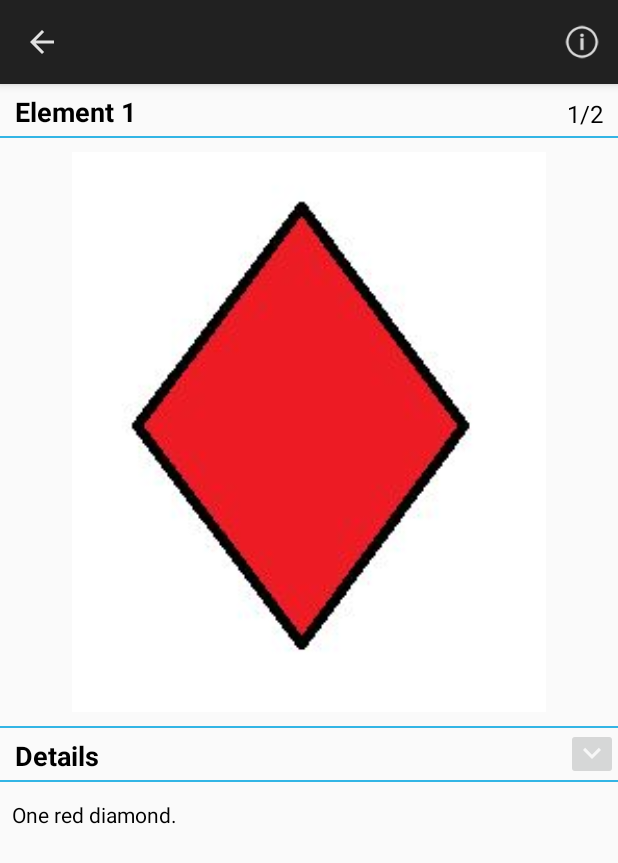
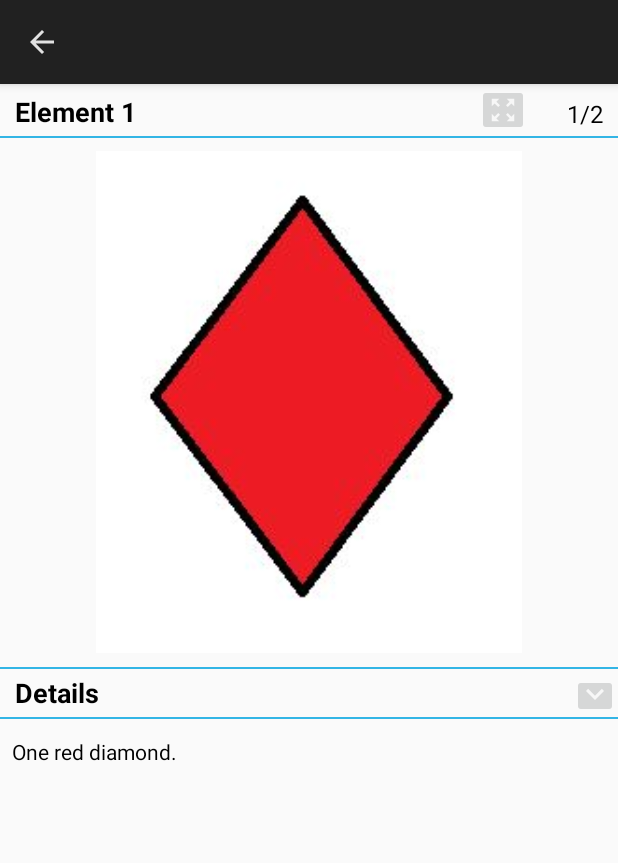
Before and after one commit to avlweb/collectionviewer, an Android app: the DisplayItem screen opened directly, with no data from a screen before it, on a phone screen of 412 x 824 dp. Shown: the top 863 px of the screen. Run offline under Robolectric (Android 15) with nearby library versions, the light colour scheme and no system bars.

Commit message:
Add image zoom in display item view

```diff
--- a/app/src/main/java/com/avlweb/encycloviewer/ui/DisplayItem.java
+++ b/app/src/main/java/com/avlweb/encycloviewer/ui/DisplayItem.java
@@ -10,11 +10,12 @@ import android.graphics.Bitmap;
 import android.graphics.BitmapFactory;
 import android.os.Bundle;
 import android.view.GestureDetector;
-import android.view.Menu;
 import android.view.MenuItem;
 import android.view.MotionEvent;
 import android.view.View;
+import android.widget.ImageButton;
 import android.widget.ImageView;
+import android.widget.ScrollView;
 import android.widget.TextView;
 
 import com.avlweb.encycloviewer.R;
@@ -22,18 +23,20 @@ import com.avlweb.encycloviewer.model.DbItem;
 
 import java.io.File;
 
+import androidx.constraintlayout.widget.ConstraintLayout;
 import androidx.core.app.NavUtils;
 
 public class DisplayItem extends Activity implements View.OnClickListener {
 
-    private static final int SWIPE_MIN_DISTANCE = 120;
+    private static final int SWIPE_MIN_DISTANCE = 100;
     private static final int SWIPE_MAX_OFF_PATH = 250;
     private static final int SWIPE_THRESHOLD_VELOCITY = 200;
     private GestureDetector gestureDetector;
     private View.OnTouchListener gestureListener;
-
     private int position;
+    private boolean detailsOpen = false;
     private DbItem currentElement = null;
+    private boolean imageZoomed;
 
     @Override
     public void onCreate(Bundle savedInstanceState) {
@@ -65,19 +68,60 @@ public class DisplayItem extends Activity implements View.OnClickListener {
             }
         };
 
+        ImageView imageView = findViewById(R.id.imageView1);
+        imageView.setOnTouchListener(gestureListener);
+
         displayElement();
+    }
+
+    public void ZoomImage(View v) {
+        ConstraintLayout mConstrainLayout = findViewById(R.id.myclayout);
+        ConstraintLayout.LayoutParams lp = (ConstraintLayout.LayoutParams) mConstrainLayout.getLayoutParams();
+        if (!imageZoomed) {
+            lp.matchConstraintPercentHeight = (float) 0.90;
+            View tmpView = findViewById(R.id.view2);
+            tmpView.setVisibility(View.GONE);
+            tmpView = findViewById(R.id.view3);
+            tmpView.setVisibility(View.GONE);
+            TextView textView = findViewById(R.id.textViewDetails);
+            textView.setVisibility(View.GONE);
+            textView = findViewById(R.id.textViewDetails2);
+            textView.setVisibility(View.GONE);
+            ScrollView scrollView = findViewById(R.id.scrollview);
+            scrollView.setVisibility(View.GONE);
+            ImageButton button = findViewById(R.id.buttonPrevious);
+            button.setVisibility(View.GONE);
+            button = findViewById(R.id.buttonBottom);
+            button.setVisibility(View.GONE);
+            imageZoomed = true;
+        } else {
+            lp.matchConstraintPercentHeight = (float) 0.45;
+            View tmpView = findViewById(R.id.view2);
+            tmpView.setVisibility(View.VISIBLE);
+            tmpView = findViewById(R.id.view3);
+            tmpView.setVisibility(View.VISIBLE);
+            TextView textView = findViewById(R.id.textViewDetails);
+            textView.setVisibility(View.VISIBLE);
+            textView = findViewById(R.id.textViewDetails2);
+            textView.setVisibility(View.VISIBLE);
+            ScrollView scrollView = findViewById(R.id.scrollview);
+            scrollView.setVisibility(View.VISIBLE);
+            detailsOpen = true;
+            OpenDetails(null);
+            imageZoomed = false;
+        }
+        mConstrainLayout.setLayoutParams(lp);
     }
 
     private class MyGestureDetector extends GestureDetector.SimpleOnGestureListener {
         @Override
         public boolean onFling(MotionEvent e1, MotionEvent e2, float velocityX, float velocityY) {
             try {
-                if (Math.abs(e1.getY() - e2.getY()) > SWIPE_MAX_OFF_PATH)
-                    return false;
-                // right to left swipe
-                if (e1.getX() - e2.getX() > SWIPE_MIN_DISTANCE && Math.abs(velocityX) > SWIPE_THRESHOLD_VELOCITY) {
+                if (Math.abs(e1.getY() - e2.getY()) > SWIPE_MAX_OFF_PATH) {
+                    ZoomImage(null);
+                } else if ((e1.getX() - e2.getX()) > SWIPE_MIN_DISTANCE && Math.abs(velocityX) > SWIPE_THRESHOLD_VELOCITY) {
                     displayNextElement();
-                } else if (e2.getX() - e1.getX() > SWIPE_MIN_DISTANCE && Math.abs(velocityX) > SWIPE_THRESHOLD_VELOCITY) {
+                } else if ((e2.getX() - e1.getX()) > SWIPE_MIN_DISTANCE && Math.abs(velocityX) > SWIPE_THRESHOLD_VELOCITY) {
                     displayPreviousElement();
                 }
             } catch (Exception ignored) {
@@ -99,12 +143,6 @@ public class DisplayItem extends Activity implements View.OnClickListener {
     }
 
     @Override
-    public boolean onCreateOptionsMenu(Menu menu) {
-        getMenuInflater().inflate(R.menu.activity_display_item, menu);
-        return true;
-    }
-
-    @Override
     public boolean onOptionsItemSelected(MenuItem item) {
         switch (item.getItemId()) {
             case android.R.id.home:
@@ -114,15 +152,6 @@ public class DisplayItem extends Activity implements View.OnClickListener {
             case R.id.details_btn:
                 displayElementDetails();
                 return true;
-/*
-            case R.id.next_btn:
-                displayNextElement();
-                return true;
-
-            case R.id.previous_btn:
-                displayPreviousElement();
-                return true;
-*/
         }
 
         return super.onOptionsItemSelected(item);
@@ -167,17 +196,22 @@ public class DisplayItem extends Activity implements View.OnClickListener {
 
         MainList.selectedItemPosition = this.position;
 
-        TextView editText1 = findViewById(R.id.textView1);
-        editText1.setText(currentElement.getField(0));
+        TextView textView1 = findViewById(R.id.textView1);
+        textView1.setText(currentElement.getField(0));
 
-        TextView editText2 = findViewById(R.id.textView3);
-        editText2.setText(currentElement.getField(1));
+        TextView textView2 = findViewById(R.id.textView3);
+        textView2.setText(currentElement.getField(1));
 
-        if (MainList.imgIdx > currentElement.getLastImageIndex())
+        if (MainList.imgIdx >= currentElement.getLastImageIndex())
             MainList.imgIdx = 0;
 
-        TextView editText3 = findViewById(R.id.textView2);
-        editText3.setText(String.format(getString(R.string.number_slash_number), MainList.imgIdx + 1, currentElement.getLastImageIndex()));
+        TextView textView3 = findViewById(R.id.textView2);
+        textView3.setText(String.format(getString(R.string.number_slash_number), MainList.imgIdx + 1, currentElement.getLastImageIndex()));
+
+        TextView textView4 = findViewById(R.id.textViewDetails2);
+        textView4.setText(String.format("%s : %s\n%s : %s\n%s : %s",
+                MainList.dbInfos.getFieldName(2), currentElement.getField(2), MainList.dbInfos.getFieldName(3),
+                currentElement.getField(3), MainList.dbInfos.getFieldName(4), currentElement.getField(4)));
 
         displayImage();
     }
@@ -207,7 +241,6 @@ public class DisplayItem extends Activity implements View.OnClickListener {
             Bitmap myBitmap = BitmapFactory.decodeFile(imgFile.getAbsolutePath());
             ImageView imageView = findViewById(R.id.imageView1);
             imageView.setImageBitmap(myBitmap);
-            imageView.setOnTouchListener(gestureListener);
         } else {
             final AlertDialog.Builder builder = new AlertDialog.Builder(this);
             builder.setIcon(R.drawable.ic_launcher);
@@ -235,6 +268,20 @@ public class DisplayItem extends Activity implements View.OnClickListener {
     }
 
     public void OpenDetails(View v) {
+        ImageButton buttonBottom = findViewById(R.id.buttonBottom);
+        ImageButton buttonPrevious = findViewById(R.id.buttonPrevious);
+        TextView textView = findViewById(R.id.textViewDetails2);
+        if (detailsOpen) {
+            buttonBottom.setVisibility(View.VISIBLE);
+            buttonPrevious.setVisibility(View.GONE);
+            textView.setVisibility(View.GONE);
+            detailsOpen = false;
+        } else {
+            buttonBottom.setVisibility(View.GONE);
+            buttonPrevious.setVisibility(View.VISIBLE);
+            textView.setVisibility(View.VISIBLE);
+            detailsOpen = true;
+        }
     }
 
     @Override
--- /dev/null
+++ b/app/src/main/res/drawable-anydpi/action_zoom.xml
@@ -0,0 +1,14 @@
+<vector xmlns:android="http://schemas.android.com/apk/res/android"
+    android:width="24dp"
+    android:height="24dp"
+    android:viewportWidth="28.8"
+    android:viewportHeight="28.8"
+    android:tint="#FFFFFF"
+    android:alpha="0.8">
+  <group android:translateX="2.4"
+      android:translateY="2.4">
+      <path
+          android:fillColor="#FF000000"
+          android:pathData="M15,3l2.3,2.3 -2.89,2.87 1.42,1.42L18.7,6.7 21,9L21,3zM3,9l2.3,-2.3 2.87,2.89 1.42,-1.42L6.7,5.3 9,3L3,3zM9,21l-2.3,-2.3 2.89,-2.87 -1.42,-1.42L5.3,17.3 3,15v6zM21,15l-2.3,2.3 -2.87,-2.89 -1.42,1.42 2.89,2.87L15,21h6z"/>
+  </group>
+</vector>
--- /dev/null
+++ b/app/src/main/res/drawable-anydpi/navigation_previous_item.xml
@@ -0,0 +1,14 @@
+<vector xmlns:android="http://schemas.android.com/apk/res/android"
+    android:width="24dp"
+    android:height="24dp"
+    android:viewportWidth="28.8"
+    android:viewportHeight="28.8"
+    android:tint="#FFFFFF"
+    android:alpha="0.8">
+  <group android:translateX="2.4"
+      android:translateY="2.4">
+      <path
+          android:fillColor="#FF000000"
+          android:pathData="M15.41,7.41L14,6l-6,6 6,6 1.41,-1.41L10.83,12z"/>
+  </group>
+</vector>
--- a/app/src/main/res/layout/activity_display_item.xml
+++ b/app/src/main/res/layout/activity_display_item.xml
@@ -42,17 +42,36 @@
         app:layout_constraintStart_toStartOf="parent"
         app:layout_constraintTop_toBottomOf="@id/textView1" />
 
-    <ImageView
-        android:id="@+id/imageView1"
+    <ImageButton
+        android:id="@+id/buttonZoom"
+        android:layout_width="wrap_content"
+        android:layout_height="wrap_content"
+        android:layout_gravity="end"
+        android:layout_marginEnd="25dp"
+        android:contentDescription="@string/zoom"
+        android:onClick="ZoomImage"
+        android:padding="5dp"
+        android:src="@drawable/action_zoom"
+        app:layout_constraintEnd_toStartOf="@id/textView2"
+        app:layout_constraintTop_toTopOf="parent" />
+
+    <androidx.constraintlayout.widget.ConstraintLayout
+        android:id="@+id/myclayout"
         android:layout_width="match_parent"
         android:layout_height="0dp"
-        android:layout_marginHorizontal="4dp"
-        android:layout_marginTop="4dp"
-        android:contentDescription="@string/image_content"
+        android:layout_marginTop="3dp"
         android:padding="5dp"
-        app:layout_constraintHeight_percent=".5"
+        app:layout_constraintHeight_percent=".45"
         app:layout_constraintStart_toStartOf="parent"
-        app:layout_constraintTop_toBottomOf="@id/view1" />
+        app:layout_constraintTop_toBottomOf="@id/view1">
+
+        <ImageView
+            android:id="@+id/imageView1"
+            android:layout_width="match_parent"
+            android:layout_height="match_parent"
+            android:contentDescription="@string/image_content" />
+
+    </androidx.constraintlayout.widget.ConstraintLayout>
 
     <View
         android:id="@+id/view2"
@@ -61,14 +80,14 @@
         android:layout_marginVertical="4dp"
         android:background="@android:color/holo_blue_light"
         app:layout_constraintStart_toStartOf="parent"
-        app:layout_constraintTop_toBottomOf="@id/imageView1" />
+        app:layout_constraintTop_toBottomOf="@id/myclayout" />
 
     <TextView
         android:id="@+id/textViewDetails"
         android:layout_width="wrap_content"
         android:layout_height="wrap_content"
         android:layout_marginStart="10dp"
-        android:layout_marginTop="6dp"
+        android:layout_marginTop="3dp"
         android:layout_marginBottom="6dp"
         android:text="@string/details"
         android:textColor="@android:color/black"
@@ -78,18 +97,47 @@
         app:layout_constraintTop_toBottomOf="@id/view2" />
 
     <ImageButton
-        android:id="@+id/search"
+        android:id="@+id/buttonBottom"
         android:layout_width="wrap_content"
         android:layout_height="wrap_content"
         android:layout_gravity="end"
-        android:layout_margin="0dp"
         android:contentDescription="@string/open_folder"
         android:onClick="OpenDetails"
-        android:padding="5dp"
+        android:paddingHorizontal="3dp"
+        android:paddingTop="2dp"
+        android:paddingBottom="3dp"
         android:src="@drawable/navigation_bottom"
-        android:textColor="@android:color/white"
         app:layout_constraintEnd_toEndOf="parent"
-        app:layout_constraintTop_toBottomOf="@id/view2" />
+        app:layout_constraintTop_toTopOf="@id/textViewDetails" />
+
+    <ImageButton
+        android:id="@+id/buttonPrevious"
+        android:layout_width="wrap_content"
+        android:layout_height="wrap_content"
+        android:layout_gravity="end"
+        android:contentDescription="@string/open_folder"
+        android:onClick="OpenDetails"
+        android:paddingHorizontal="3dp"
+        android:paddingTop="2dp"
+        android:paddingBottom="3dp"
+        android:src="@drawable/navigation_previous_item"
+        android:visibility="gone"
+        app:layout_constraintEnd_toEndOf="parent"
+        app:layout_constraintTop_toTopOf="@id/textViewDetails" />
+
+    <TextView
+        android:id="@+id/textViewDetails2"
+        android:layout_width="match_parent"
+        android:layout_height="wrap_content"
+        android:layout_marginStart="10dp"
+        android:paddingHorizontal="4dp"
+        android:paddingVertical="2dp"
+        android:text="@string/lorem_ipsum"
+        android:textColor="@android:color/black"
+        android:textSize="14sp"
+        android:visibility="gone"
+        app:layout_constraintStart_toStartOf="parent"
+        app:layout_constraintTop_toBottomOf="@id/textViewDetails" />
 
     <View
         android:id="@+id/view3"
@@ -98,9 +146,10 @@
         android:layout_marginVertical="4dp"
         android:background="@android:color/holo_blue_light"
         app:layout_constraintStart_toStartOf="parent"
-        app:layout_constraintTop_toBottomOf="@id/textViewDetails" />
+        app:layout_constraintTop_toBottomOf="@id/textViewDetails2" />
 
     <ScrollView
+        android:id="@+id/scrollview"
         android:layout_width="0dp"
         android:layout_height="0dp"
         android:layout_marginTop="4dp"
--- a/app/src/main/res/values/strings.xml
+++ b/app/src/main/res/values/strings.xml
@@ -72,4 +72,5 @@
     <string name="title_activity_database_details">Database details</string>
     <string name="fields_list">Fields list</string>
     <string name="open_folder">Open folder</string>
+    <string name="zoom">Zoom</string>
 </resources>
```
Also changed, not shown: app/src/main/res/drawable-anydpi/navigation_next_item.xml (added, +14 -0 lines), app/src/main/res/drawable-hdpi/action_zoom.png (added), app/src/main/res/drawable-hdpi/navigation_next_item.png, app/src/main/res/drawable-hdpi/navigation_previous_item.png, app/src/main/res/drawable-mdpi/action_zoom.png (added), app/src/main/res/drawable-mdpi/navigation_next_item.png, app/src/main/res/drawable-mdpi/navigation_previous_item.png, app/src/main/res/drawable-xhdpi/action_zoom.png (added), app/src/main/res/drawable-xhdpi/navigation_next_item.png, app/src/main/res/drawable-xhdpi/navigation_previous_item.png, app/src/main/res/drawable-xxhdpi/action_zoom.png (added), app/src/main/res/drawable-xxhdpi/navigation_next_item.png (added), app/src/main/res/drawable-xxhdpi/navigation_previous_item.png (added), 1 other file.
